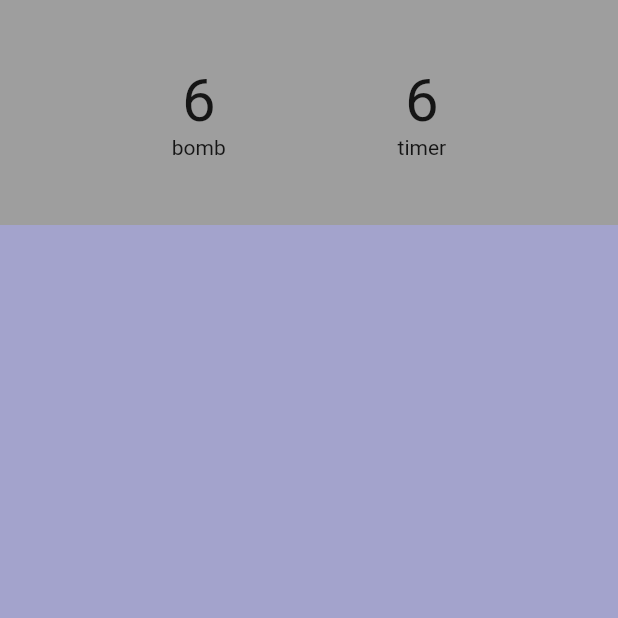
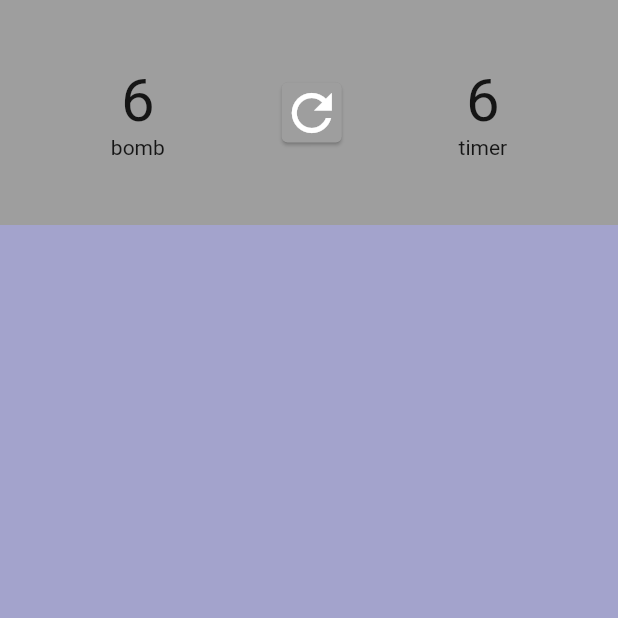
Before and after one commit to ZheerBarzan/minesweeper-game-in-flutter, a Flutter app: the screen it shows after launch, on a phone screen of 412 x 824 dp, the top half of it. Run offline on Flutter 3.47's test engine with Material 2 defaults, Android fonts, the phone set to English and light mode, and no system bars.

Commit message:
added a button to refresh the game on the top still need to add the action

```diff
--- a/lib/homepage.dart
+++ b/lib/homepage.dart
@@ -32,6 +32,17 @@ class _HomePageState extends State<HomePage> {
                     Text("bomb")
                   ],
                 ),
+
+                // this button refreshs the game
+                Card(
+                  color: Colors.grey,
+                  child: Icon(
+                    Icons.refresh,
+                    color: Colors.white,
+                    size: 40,
+                  ),
+                ),
+
                 //this column is the timer to finish the game
                 Column(
                   mainAxisAlignment: MainAxisAlignment.center,
```
